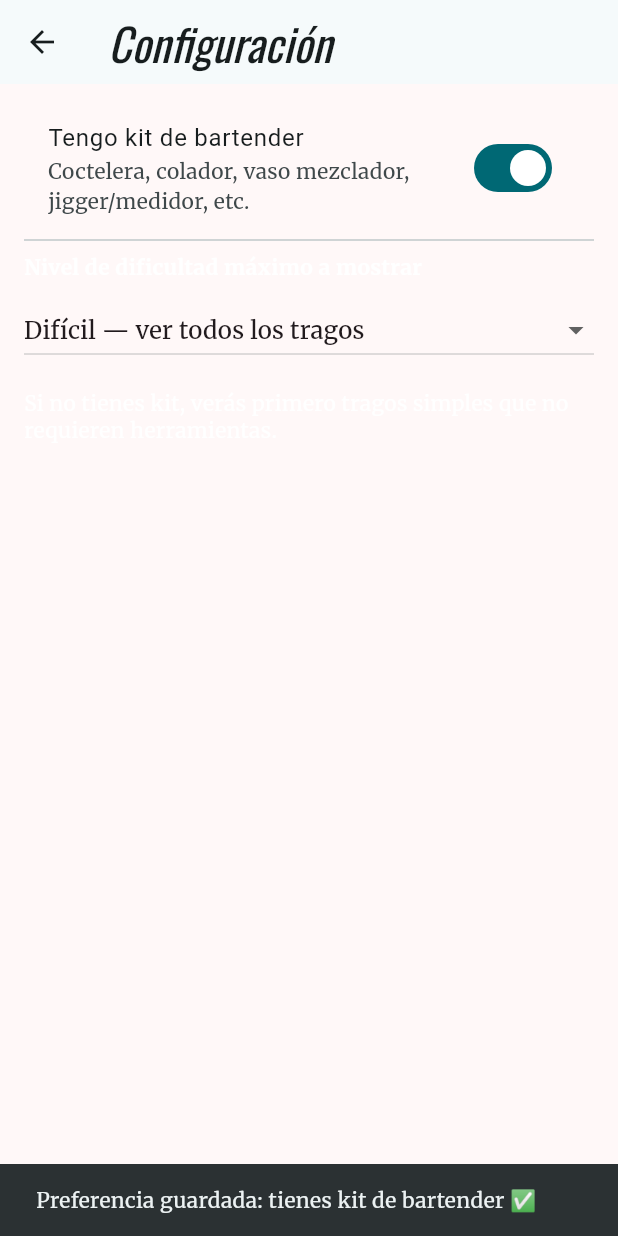
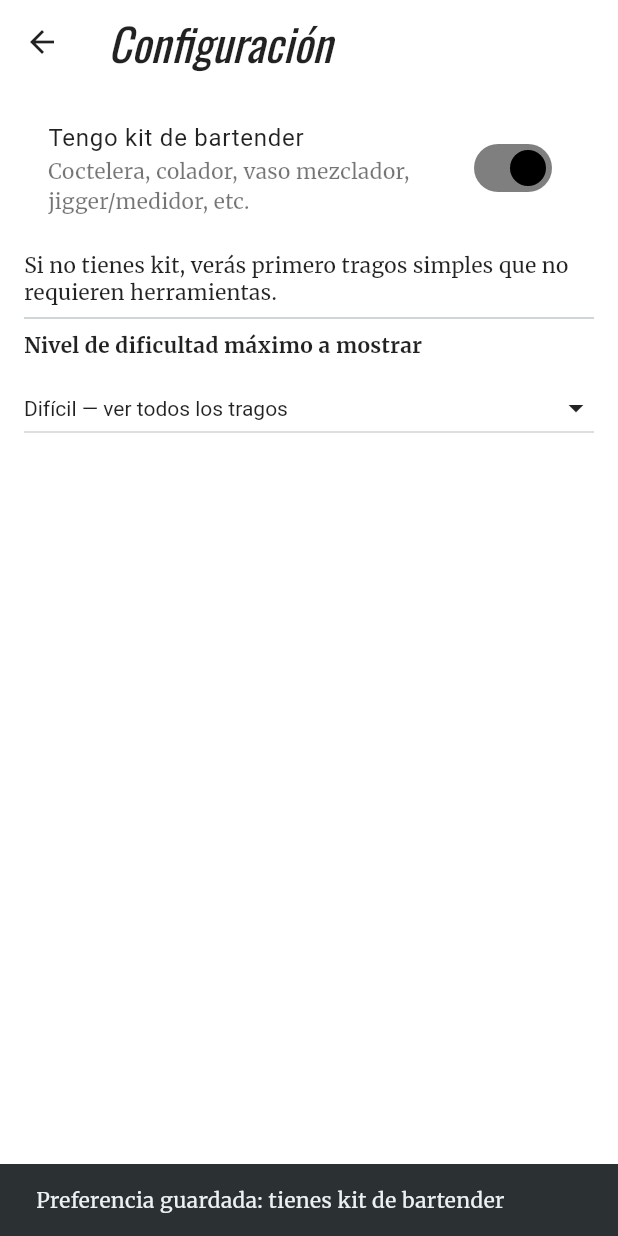
Before and after one commit to sebato123/BarApp, a Flutter app: the SettingsPage screen opened by its route, after a tap on "Tengo kit de bartender", on a phone screen of 412 x 824 dp. Run offline on Flutter 3.47's test engine with Material 3 defaults, Android fonts, the phone set to English and light mode, and no system bars; our stand-ins replace google_fonts, logger, shared_preferences; accounts and stored records are empty; Roboto replaces fonts that are missing (AR One Sans); statements that could not run were skipped.

Commit message:
config y busqueda

```diff
--- a/lib/config.dart
+++ b/lib/config.dart
@@ -35,9 +35,11 @@ class _SettingsPageState extends State<SettingsPage> {
     if (mounted) {
       ScaffoldMessenger.of(context).showSnackBar(
         SnackBar(
-          content: Text(v
-              ? 'Preferencia guardada: tienes kit de bartender ✅'
-              : 'Preferencia guardada: sin kit de bartender 🧊'),
+          content: Text(
+            v
+                ? 'Preferencia guardada: tienes kit de bartender'
+                : 'Preferencia guardada: sin kit de bartender',
+          ),
           duration: const Duration(seconds: 2),
         ),
       );
@@ -50,7 +52,7 @@ class _SettingsPageState extends State<SettingsPage> {
     await AppPrefs.setDifficultyFilter(value);
     ScaffoldMessenger.of(context).showSnackBar(
       SnackBar(
-        content: Text('Dificultad preferida: $value guardada ✅'),
+        content: Text('Dificultad preferida: $value guardada'),
         duration: const Duration(seconds: 2),
       ),
     );
@@ -60,33 +62,62 @@ class _SettingsPageState extends State<SettingsPage> {
   Widget build(BuildContext context) {
     if (loading) {
       return Scaffold(
-        appBar: AppBar(title: const Text('Configuración')),
+        appBar: AppBar(
+          title: const Text('Configuración', style: TextStyle(color: Colors.black87)),
+          backgroundColor: Colors.white,
+          iconTheme: const IconThemeData(color: Colors.black87),
+        ),
         body: const Center(child: CircularProgressIndicator()),
       );
     }
 
     return Scaffold(
-      appBar: AppBar(title: const Text('Configuración')),
-      body: ListView(
+      appBar: AppBar(
+        title: const Text('Configuración', style: TextStyle(color: Colors.black87)),
+        backgroundColor: Colors.white,
+        iconTheme: const IconThemeData(color: Colors.black87),
+      ),
+      body: Container(
+        color: Colors.white,
+        child: ListView(
           padding: const EdgeInsets.all(16),
           children: [
             SwitchListTile(
-            title: const Text('Tengo kit de bartender'),
+              title: const Text(
+                'Tengo kit de bartender',
+                style: TextStyle(color: Colors.black87),
+              ),
               subtitle: const Text(
                 'Coctelera, colador, vaso mezclador, jigger/medidor, etc.',
+                style: TextStyle(color: Colors.black54),
               ),
               value: hasBarKit,
+              activeColor: Colors.black,
               onChanged: _toggleBarKit,
+            ),
+            const SizedBox(height: 16),
+            const Text(
+              'Si no tienes kit, verás primero tragos simples que no requieren herramientas.',
+              style: TextStyle(
+                height: 1.3,
+                color: Colors.black87,
+              ),
             ),
             const Divider(),
             const Text(
               'Nivel de dificultad máximo a mostrar',
-            style: TextStyle(fontWeight: FontWeight.bold),
+              style: TextStyle(
+                fontWeight: FontWeight.bold,
+                color: Colors.black87,
+              ),
             ),
             const SizedBox(height: 8),
             DropdownButton<String>(
               value: selectedDifficulty,
               isExpanded: true,
+              dropdownColor: Colors.white,
+              iconEnabledColor: Colors.black87,
+              style: const TextStyle(color: Colors.black87),
               items: const [
                 DropdownMenuItem(
                   value: 'fácil',
@@ -103,12 +134,9 @@ class _SettingsPageState extends State<SettingsPage> {
               ],
               onChanged: _changeDifficulty,
             ),
-          const SizedBox(height: 16),
-          const Text(
-            'Si no tienes kit, verás primero tragos simples que no requieren herramientas.',
-            style: TextStyle(height: 1.3),
+
+          ],
         ),
-        ],
       ),
     );
   }
--- a/lib/preferences.dart
+++ b/lib/preferences.dart
@@ -20,7 +20,7 @@ class AppPrefs {
   // valores posibles: 'fácil', 'intermedio', 'difícil'
   static Future<String> getDifficultyFilter() async {
     final sp = await SharedPreferences.getInstance();
-    return sp.getString(_difficultyFilterKey) ?? 'difícil'; // por defecto ve todo
+    return sp.getString(_difficultyFilterKey) ?? 'difícil'; // ve todo
   }
 
   static Future<void> setDifficultyFilter(String value) async {
```
Also changed, not shown: lib/main.dart (+2 -8 lines), lib/models/tragos_data.dart (added, +136 -0 lines), lib/pages/navegation/cocteles.dart (+140 -147 lines), lib/models/trago.dart (deleted). Lines whose indentation alone changed are shown as unchanged.
